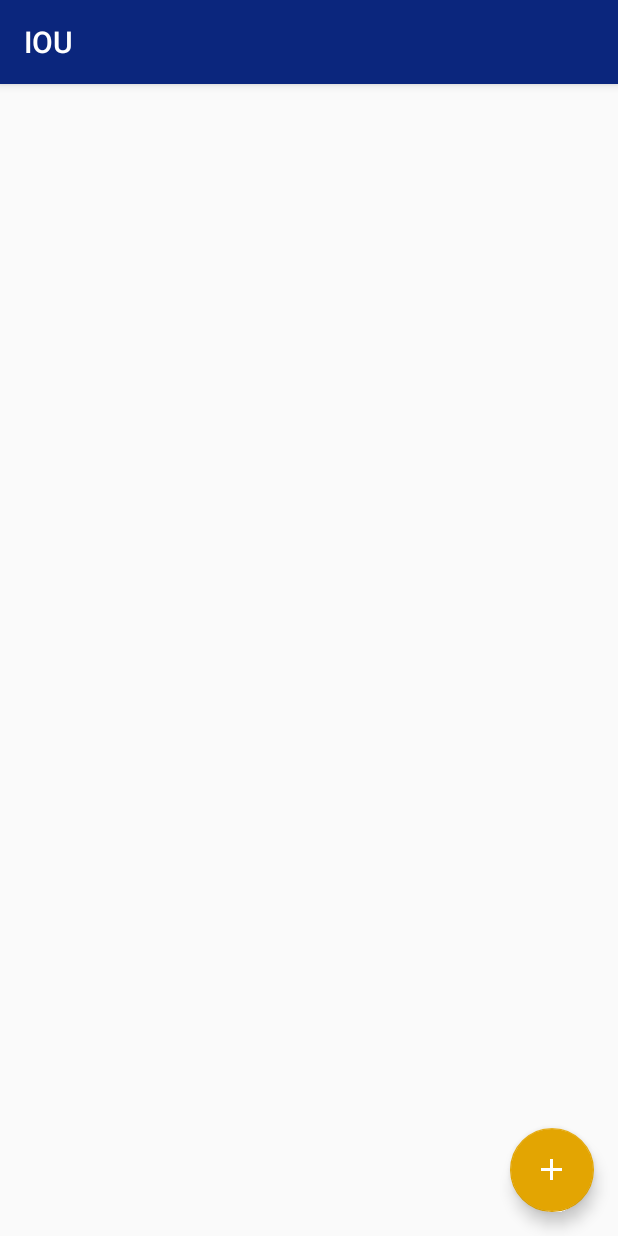
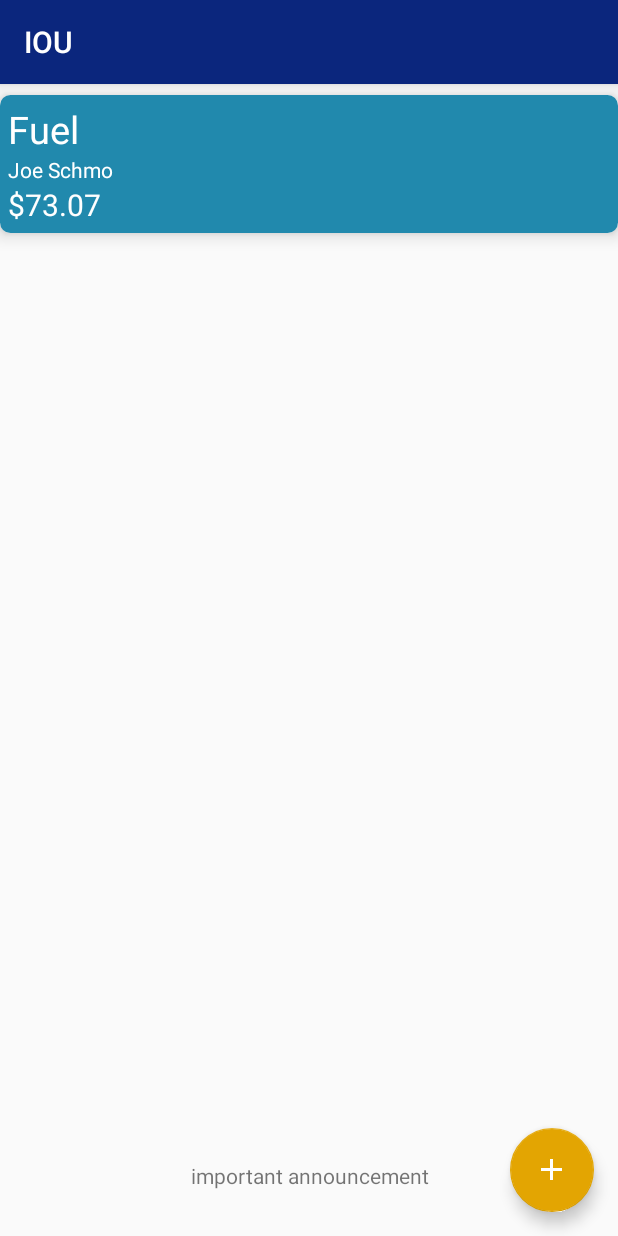
Before and after one commit to MarsHillUniversityCS/IOU, an Android app: the ViewDebtListActivity screen opened directly, with no data from a screen before it, after a tap on an icon or button, on a phone screen of 412 x 824 dp. Run offline under Robolectric (Android 15) with nearby library versions, the phone set to English and light mode, and no system bars; our stand-ins replace Room's generated code.

Commit message:
WIP - After 12/05/2017

```diff
--- a/app/src/main/java/cs421/cs/mhu/edu/iou/db/tasks/DeleteDebtTask.java
+++ b/app/src/main/java/cs421/cs/mhu/edu/iou/db/tasks/DeleteDebtTask.java
@@ -21,4 +21,5 @@ public class DeleteDebtTask extends AsyncTask<Debt, Void, Void> {
         ioudb.iouDao().deleteDebt(debts[0]);
         return null;
     }
+
 }
--- a/app/src/main/java/cs421/cs/mhu/edu/iou/listdebts/RecyclerViewAdapter.java
+++ b/app/src/main/java/cs421/cs/mhu/edu/iou/listdebts/RecyclerViewAdapter.java
@@ -6,7 +6,6 @@ import android.view.View;
 import android.view.ViewGroup;
 import android.widget.TextView;
 
-import java.text.DecimalFormat;
 import java.util.List;
 
 import cs421.cs.mhu.edu.iou.R;
@@ -16,8 +15,6 @@ import cs421.cs.mhu.edu.iou.db.Debt;
  * Created by marty on 12/1/17.
  */
 public class RecyclerViewAdapter extends RecyclerView.Adapter<RecyclerViewAdapter.RecyclerViewHolder> {
-
-
 
     private List<Debt> debtList;
     private View.OnLongClickListener longClickListener;
@@ -60,9 +57,7 @@ public class RecyclerViewAdapter extends RecyclerView.Adapter<RecyclerViewAdapte
 
     public void addItems(List<Debt> debtList) {
         this.debtList = debtList;
-        //notifyDataSetChanged();
-        //notifyItemInserted(debtList.size() - 1);
-        //notifyI
+        notifyDataSetChanged();
     }
 
     static class RecyclerViewHolder extends RecyclerView.ViewHolder {
--- a/app/src/main/res/layout/content_main.xml
+++ b/app/src/main/res/layout/content_main.xml
@@ -1,15 +1,27 @@
 <?xml version="1.0" encoding="utf-8"?>
-<RelativeLayout xmlns:android="http://schemas.android.com/apk/res/android"
+<android.support.constraint.ConstraintLayout xmlns:android="http://schemas.android.com/apk/res/android"
     xmlns:app="http://schemas.android.com/apk/res-auto"
     xmlns:tools="http://schemas.android.com/tools"
     android:layout_width="match_parent"
     android:layout_height="match_parent"
     tools:context="cs421.cs.mhu.edu.iou.listdebts.ViewDebtListActivity"
-    tools:showIn="@layout/activity_view_debt_list">
+    tools:showIn="@layout/activity_view_debt_list"
+    android:id="@+id/relativeLayout">
 
     <android.support.v7.widget.RecyclerView
         android:id="@+id/recyclerView"
         android:layout_width="match_parent"
-        android:layout_height="match_parent" />
+        android:layout_height="match_parent"
+        android:layout_marginBottom="50dp"
+        app:layout_constraintTop_toTopOf="parent"
+        app:layout_constraintStart_toStartOf="parent" />
 
-</RelativeLayout>
+    <TextView
+        android:layout_width="match_parent"
+        android:layout_height="wrap_content"
+        android:text="important announcement"
+        android:textAlignment="center"
+        app:layout_constraintTop_toBottomOf="@+id/recyclerView"
+        />
+
+</android.support.constraint.ConstraintLayout>
--- a/app/src/main/res/layout/debt_item.xml
+++ b/app/src/main/res/layout/debt_item.xml
@@ -16,7 +16,7 @@
     android:layout_width="match_parent"
     android:layout_height="wrap_content"
     android:background="@color/colorPrimaryLight"
-    android:padding="20dp">
+    android:padding="5dp">
 
     <TextView
         android:id="@+id/titleTextView"
@@ -36,10 +36,9 @@
         android:id="@+id/amountTextView"
         android:layout_width="wrap_content"
         android:layout_height="wrap_content"
-        android:layout_alignParentRight="true"
         android:layout_below="@+id/nameTextView"
+        android:textSize="20sp"
         android:textColor="@android:color/white" />
-
 
 </RelativeLayout>
 </android.support.v7.widget.CardView>
```
Also changed, not shown: app/src/main/java/cs421/cs/mhu/edu/iou/listdebts/ViewDebtListActivity.java (+1 -6 lines).
